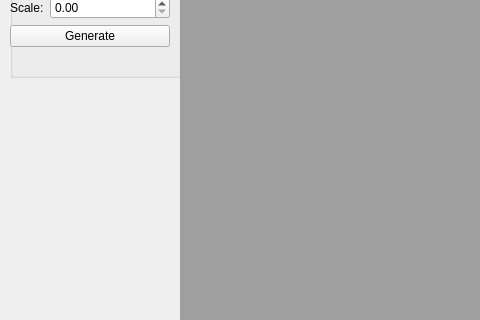
bkloppenborg/simtoi, file src/QT/cmaingui.ui: the form before one commit; both pictures show x 0 to 480 and y 82 to 402 of the 800 by 600 pixel window.
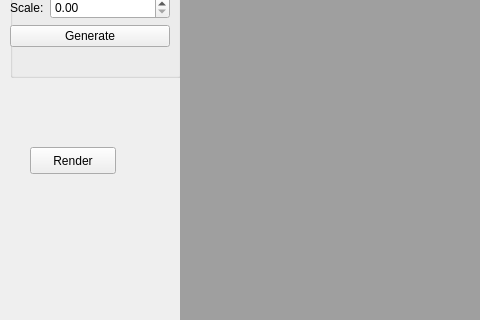
The form after the commit.

Patch:
```diff
--- a/src/QT/cmaingui.ui
+++ b/src/QT/cmaingui.ui
@@ -79,6 +79,19 @@
      </rect>
     </property>
    </widget>
+   <widget class="QPushButton" name="btnRender">
+    <property name="geometry">
+     <rect>
+      <x>30</x>
+      <y>210</y>
+      <width>86</width>
+      <height>27</height>
+     </rect>
+    </property>
+    <property name="text">
+     <string>Render</string>
+    </property>
+   </widget>
   </widget>
   <widget class="QMenuBar" name="menubar">
    <property name="geometry">
```
